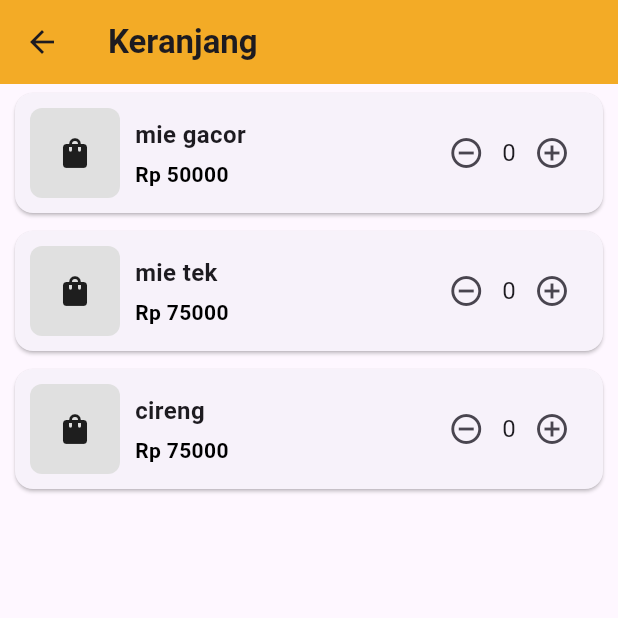
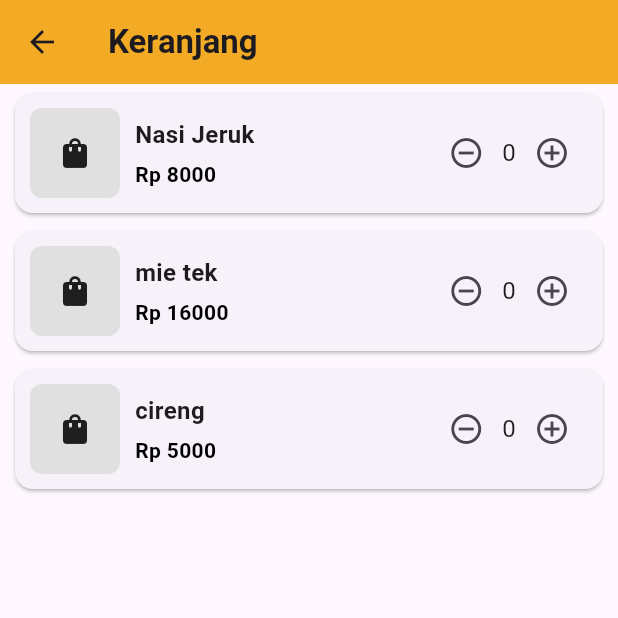
Before and after one commit to Redoughe/aplikasi_menu, a Flutter app: the CartPage screen opened directly, on a phone screen of 412 x 824 dp, the top half of it. Run offline on Flutter 3.47's test engine with Material 3 defaults, Android fonts, the phone set to English and light mode, and no system bars; statements that could not run were skipped.

Commit message:
cart page

```diff
--- a/lib/Keranjang/cart_page.dart
+++ b/lib/Keranjang/cart_page.dart
@@ -11,9 +11,9 @@ class CartPage extends StatefulWidget {
 
 class _CartPageState extends State<CartPage> {
   final List<Product> cartItems = [
-    Product(name: "mie gacor", price: 50000, quantity: 0),
-    Product(name: "mie tek", price: 75000, quantity: 0),
-    Product(name: "cireng", price: 75000, quantity: 0),
+    Product(name: "Nasi Jeruk", price: 8000, quantity: 0),
+    Product(name: "mie tek", price: 16000, quantity: 0),
+    Product(name: "cireng", price: 5000, quantity: 0),
   ];
 
   int getTotal() {
```
